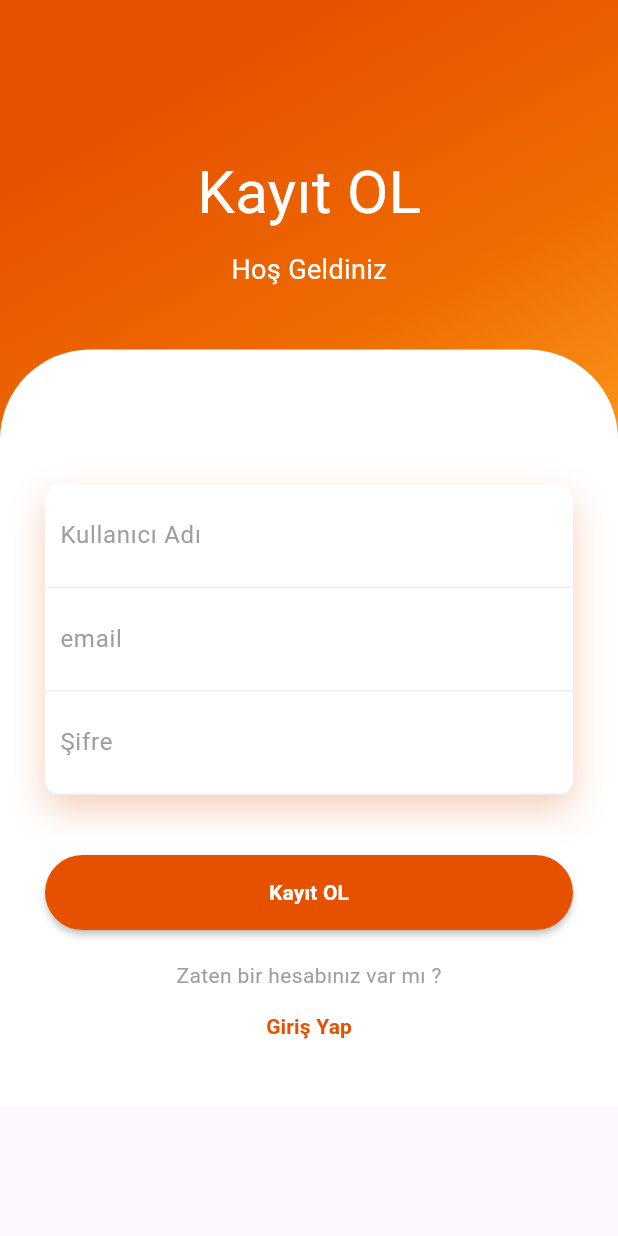
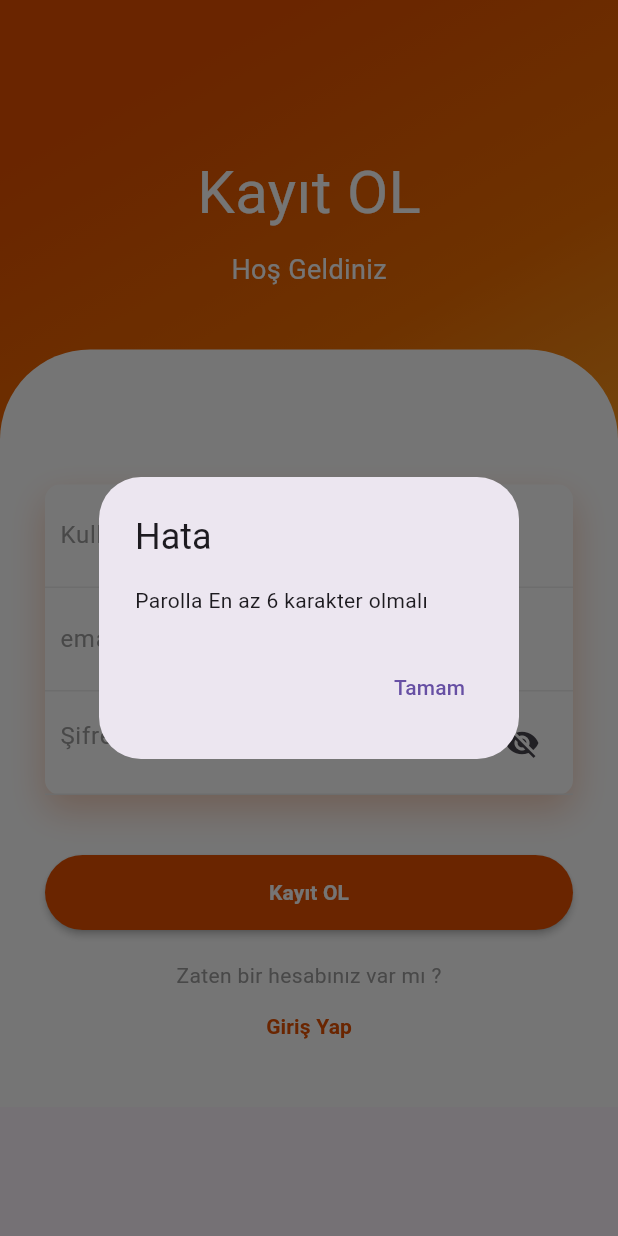
Before and after one commit to mmkocak/harita-veriekleme, a Flutter app: the screen it shows after launch, after a tap on "Kayıt OL", on a phone screen of 412 x 824 dp. Run offline on Flutter 3.47's test engine with Material 3 defaults, Android fonts, the phone set to English and light mode, and no system bars; our stand-ins replace firebase_auth, firebase_core; accounts and stored records are empty.

Commit message:
hata mesajı showdialog eklendi

```diff
--- a/lib/feature/screens/login/login_screen.dart
+++ b/lib/feature/screens/login/login_screen.dart
@@ -3,6 +3,7 @@ import 'package:flutter/material.dart';
 import 'package:harita_uygulama_yyu/core/services/auth.dart';
 import 'package:harita_uygulama_yyu/feature/color/colors.dart';
 import 'package:harita_uygulama_yyu/feature/screens/login/Strings.dart';
+import 'package:harita_uygulama_yyu/feature/screens/register/register_view.dart';
 
 
 class LoginScreen extends StatefulWidget {
@@ -173,7 +174,7 @@ class _LoginScreenState extends State<LoginScreen> {
                       const SizedBox(height: 20),
                       MaterialButton(
                         onPressed: () {
-
+                          Navigator.push(context, MaterialPageRoute(builder: (context)=>  RegisterScreen()));
                         },
                         height: 50,
                         color: orangeShade400,
--- a/lib/feature/screens/register/register_view.dart
+++ b/lib/feature/screens/register/register_view.dart
@@ -2,12 +2,11 @@ import 'package:firebase_auth/firebase_auth.dart';
 import 'package:flutter/material.dart';
 import 'package:harita_uygulama_yyu/core/services/auth.dart';
 import 'package:harita_uygulama_yyu/feature/color/colors.dart';
+import 'package:harita_uygulama_yyu/feature/screens/login/login_screen.dart';
 import 'package:harita_uygulama_yyu/feature/screens/register/StringsRegister.dart';
 
-
-
 class RegisterScreen extends StatefulWidget {
-  const RegisterScreen({super.key});
+   RegisterScreen({super.key});
 
   @override
   _RegisterScreenState createState() => _RegisterScreenState();
@@ -17,15 +16,40 @@ class _RegisterScreenState extends State<RegisterScreen> {
   final TextEditingController emailControler = TextEditingController();
   final TextEditingController passwordControler = TextEditingController();
   String? errorMessages;
-  Future<void> createUser() async{
-    try{
-      await Auth().createUser(email: emailControler.text, password: passwordControler.text);
-    }on FirebaseAuthException catch(e){
+  bool _obscureText = true;
+  Future<void> createUser() async {
+    if(passwordControler.text.length <= 6){
+      setState(() {
+        _showErrorDialog("Parolla En az 6 karakter olmalı");
+      });
+      return;
+    }
+    try {
+      await Auth().createUser(
+          email: emailControler.text, password: passwordControler.text);
+    } on FirebaseAuthException catch (e) {
       setState(() {
         errorMessages = e.message;
       });
     }
   }
+// Show Dialog
+void _showErrorDialog(String? message){
+  showDialog(context: context,
+   builder: (BuildContext context){
+    return AlertDialog(
+      title: const Text("Hata"),
+      content: Text(message ?? "Bilinmeyen bir hata oluştu") ,
+      actions: [
+        TextButton(child: const Text("Tamam"), onPressed: (){
+          Navigator.of(context).pop();
+        }, ),
+      ],
+    );
+   }
+
+   );
+}
   @override
   Widget build(BuildContext context) {
     return Scaffold(
@@ -100,8 +124,7 @@ class _RegisterScreenState extends State<RegisterScreen> {
                                   bottom: BorderSide(color: greySheed200),
                                 ),
                               ),
-                              child:  const TextField(
-
+                              child: const TextField(
                                 decoration: InputDecoration(
                                   hintText: StringsRegister.username,
                                   hintStyle: TextStyle(color: grey),
@@ -116,7 +139,7 @@ class _RegisterScreenState extends State<RegisterScreen> {
                                   bottom: BorderSide(color: greySheed200),
                                 ),
                               ),
-                              child:  TextField(
+                              child: TextField(
                                 controller: emailControler,
                                 decoration: const InputDecoration(
                                   hintText: StringsRegister.email,
@@ -129,27 +152,33 @@ class _RegisterScreenState extends State<RegisterScreen> {
                               padding: const EdgeInsets.all(10),
                               decoration: BoxDecoration(
                                 border: Border(
-                                  bottom: BorderSide(color: greySheed200),
+                                  bottom: BorderSide(color: greySheed200)
                                 ),
                               ),
-                              child:  Row(
+                              child: Row(
                                 children: [
                                   Expanded(
                                     child: TextField(
+
+                                      obscureText: _obscureText,
                                       controller: passwordControler,
-                                      decoration: const InputDecoration(
+                                      decoration: InputDecoration(
                                         hintText: StringsRegister.sifre,
-                                        hintStyle: TextStyle(color: grey),
+                                        hintStyle: const TextStyle(color: grey),
                                         border: InputBorder.none,
+                                        suffixIcon: IconButton(
+                                          icon: Icon(_obscureText
+                                              ? Icons.visibility_off
+                                              : Icons.visibility),
+                                              onPressed: (){
+                                                setState(() {
+                                                  _obscureText = !_obscureText;
+                                                });
+                                              },
+                                        ),
                                       ),
                                     ),
                                   ),
-                                  /*
-                                  IconButton(
-                                    icon: Icon(Icons.visibility),
-                                    onPressed: () {},
-                                  )
-                                  */
                                 ],
                               ),
                             ),
@@ -157,6 +186,7 @@ class _RegisterScreenState extends State<RegisterScreen> {
                         ),
                       ),
                       const SizedBox(height: 40),
+                      //Kayıt Ol
                       MaterialButton(
                         onPressed: () {
                           createUser();
@@ -177,13 +207,18 @@ class _RegisterScreenState extends State<RegisterScreen> {
                         ),
                       ),
                       const SizedBox(height: 20),
+
                       const Text(
                         StringsRegister.hesapvarmi,
                         style: TextStyle(color: grey),
                       ),
+                      //Giriş Yap yönlendir
                       MaterialButton(
                         onPressed: () {
-                          Navigator.pop(context);
+                          Navigator.push(
+                              context,
+                              MaterialPageRoute(
+                                  builder: (context) => const LoginScreen()));
                         },
                         child: Text(
                           StringsRegister.girisYap,
```
